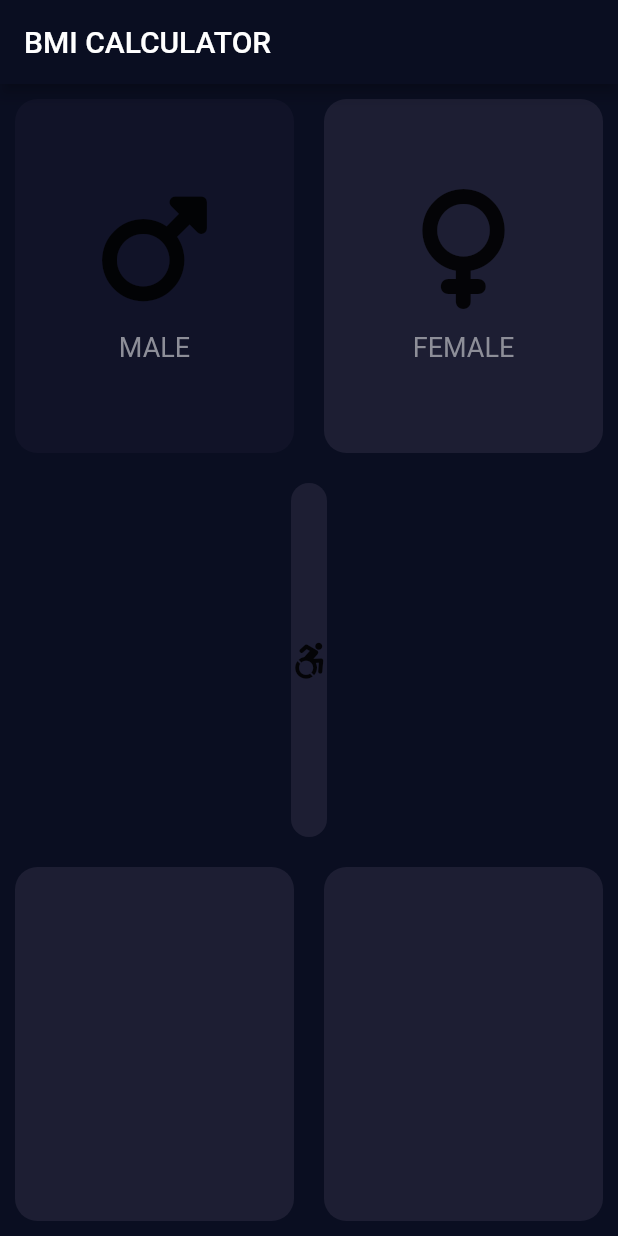
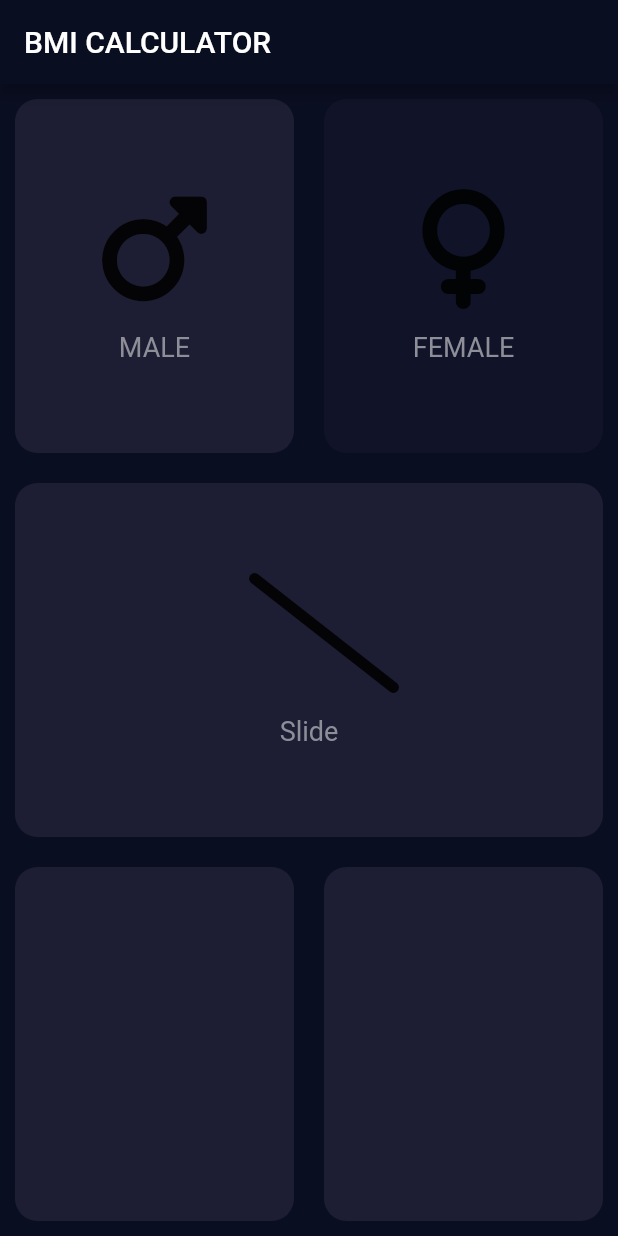
Before and after one commit to ELOUJJANI-Soufiane/BMICalculator, a Flutter app: the screen it shows after launch, after a tap on "MALE", on a phone screen of 412 x 824 dp. Run offline on Flutter 3.47's test engine with Material 2 defaults, Android fonts, the phone set to English and light mode, and no system bars; our stand-ins replace font_awesome_flutter.

```diff
--- a/lib/input_page.dart
+++ b/lib/input_page.dart
@@ -1,4 +1,4 @@
-// ignore_for_file: prefer_const_constructors, use_key_in_widget_constructors
+// ignore_for_file: prefer_const_constructors, use_key_in_widget_constructors, prefer_const_literals_to_create_immutables
 
 import 'package:bmi_calc/main.dart';
 import 'package:flutter/material.dart';
@@ -15,27 +15,29 @@ class InputPage extends StatefulWidget {
 }
 
 class _InputPageState extends State<InputPage> {
-  Color maleCardColor = activCardColor;
-  Color femaleCardColor = activCardColor;
+  GenderType selectedGender = GenderType.male;
 
-  void updateColor(int gender) {
-    if (gender == 1) {
-      if (maleCardColor == inactiveCardColor) {
-        maleCardColor = activCardColor;
-        femaleCardColor = inactiveCardColor;
-      } else {
-        maleCardColor = inactiveCardColor;
-      }
-    }
-    if (gender == 2) {
-      if (femaleCardColor == inactiveCardColor) {
-        femaleCardColor = activCardColor;
-        maleCardColor = inactiveCardColor;
-      } else {
-        femaleCardColor = inactiveCardColor;
-      }
-    }
-  }
+  // Color maleCardColor = activCardColor;
+  // Color femaleCardColor = activCardColor;
+
+  // void updateColor(GenderType gender) {
+  //   if (gender == GenderType.male) {
+  //     if (maleCardColor == inactiveCardColor) {
+  //       maleCardColor = activCardColor;
+  //       femaleCardColor = inactiveCardColor;
+  //     } else {
+  //       maleCardColor = inactiveCardColor;
+  //     }
+  //   }
+  //   if (gender == GenderType.female) {
+  //     if (femaleCardColor == inactiveCardColor) {
+  //       femaleCardColor = activCardColor;
+  //       maleCardColor = inactiveCardColor;
+  //     } else {
+  //       femaleCardColor = inactiveCardColor;
+  //     }
+  //   }
+  // }
 
   @override
   Widget build(BuildContext context) {
@@ -56,11 +58,13 @@ class _InputPageState extends State<InputPage> {
                       child: GestureDetector(
                         onTap: () {
                           setState(() {
-                            updateColor(1);
+                            selectedGender = GenderType.male;
                           });
                         },
                         child: MyContainer(
-                          contColor: maleCardColor,
+                          contColor: selectedGender == GenderType.male
+                              ? activCardColor
+                              : inactiveCardColor,
                           cardChild: MyIcons(
                               label: "MALE", myIcon: FontAwesomeIcons.mars),
                         ),
@@ -70,11 +74,13 @@ class _InputPageState extends State<InputPage> {
                       child: GestureDetector(
                         onTap: () {
                           setState(() {
-                            updateColor(2);
+                            selectedGender = GenderType.female;
                           });
                         },
                         child: MyContainer(
-                          contColor: femaleCardColor,
+                          contColor: selectedGender == GenderType.female
+                              ? activCardColor
+                              : inactiveCardColor,
                           cardChild: MyIcons(
                               label: "FEMALE", myIcon: FontAwesomeIcons.venus),
                         ),
@@ -86,7 +92,12 @@ class _InputPageState extends State<InputPage> {
               Expanded(
                 child: MyContainer(
                   contColor: activCardColor,
-                  cardChild: Icon(FontAwesomeIcons.accessibleIcon),
+                  cardChild: Row(
+                    mainAxisAlignment: MainAxisAlignment.center,
+                    children: [
+                      MyIcons(label: "Slide", myIcon: FontAwesomeIcons.slash),
+                    ],
+                  ),
                 ),
               ),
               Expanded(
@@ -114,3 +125,8 @@ class _InputPageState extends State<InputPage> {
     );
   }
 }
+
+enum GenderType {
+  male,
+  female,
+}
```
Also changed, not shown: 1 other file.
